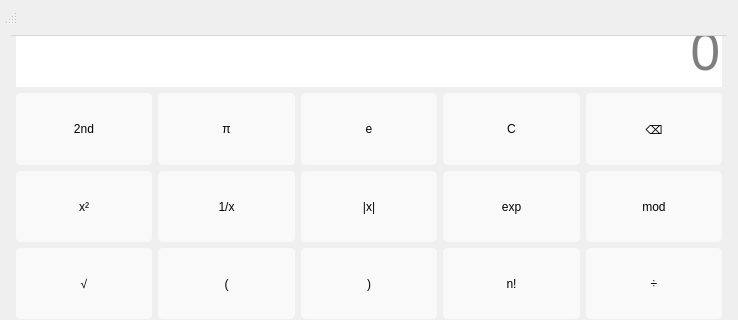
Above: scientificcalculator.ui from Hongxy-prodigal/Calculator before the change; both pictures show x 0 to 738 and y 0 to 320 of the 738 by 639 pixel window. Below: the same form after it.
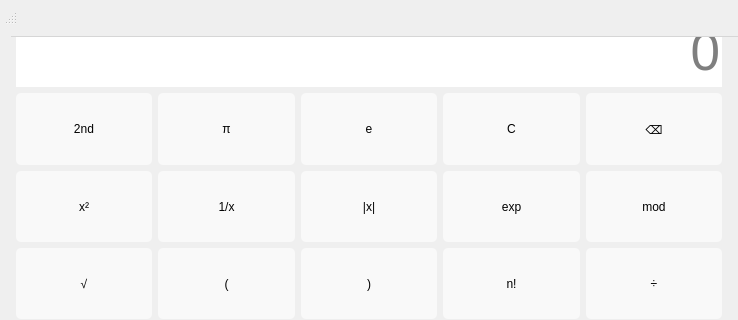
That is the form after the change.

Commit message: Complete the scientificcalculator's Del KEY

```diff
--- a/scientificcalculator.ui
+++ b/scientificcalculator.ui
@@ -181,6 +181,9 @@
           <string notr="true">font-size:40pt 
 </string>
          </property>
+         <property name="text">
+          <string/>
+         </property>
          <property name="frame">
           <bool>false</bool>
          </property>
@@ -1070,8 +1073,8 @@
     <rect>
      <x>11</x>
      <y>11</y>
-     <width>716</width>
-     <height>25</height>
+     <width>738</width>
+     <height>26</height>
     </rect>
    </property>
   </widget>
```
The commit also changes 15 other files.
